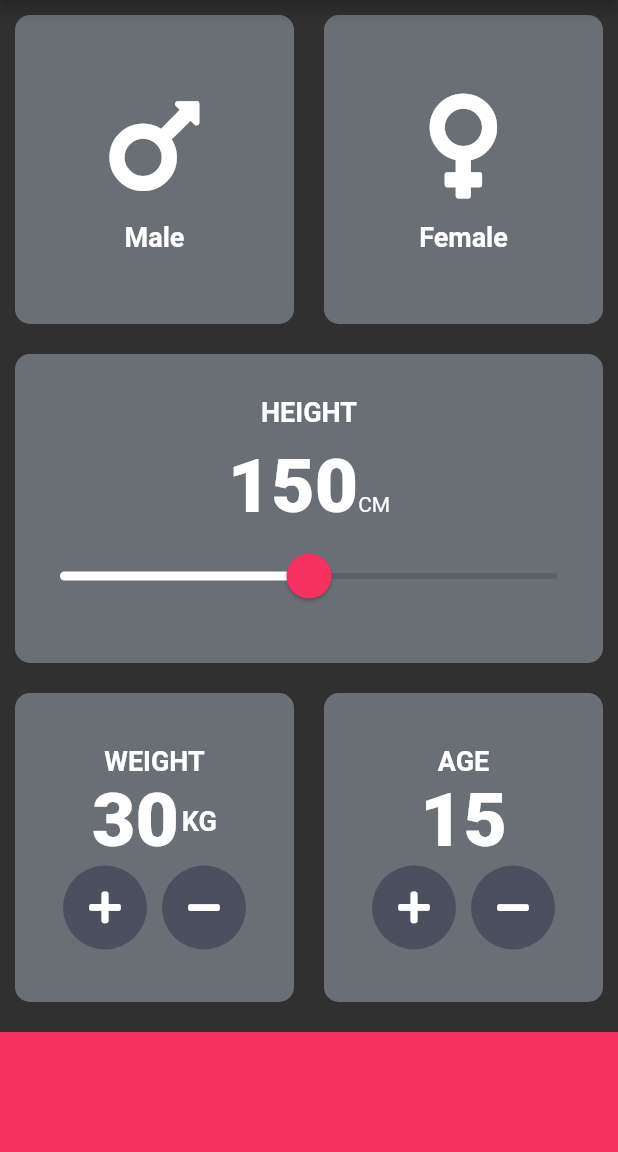
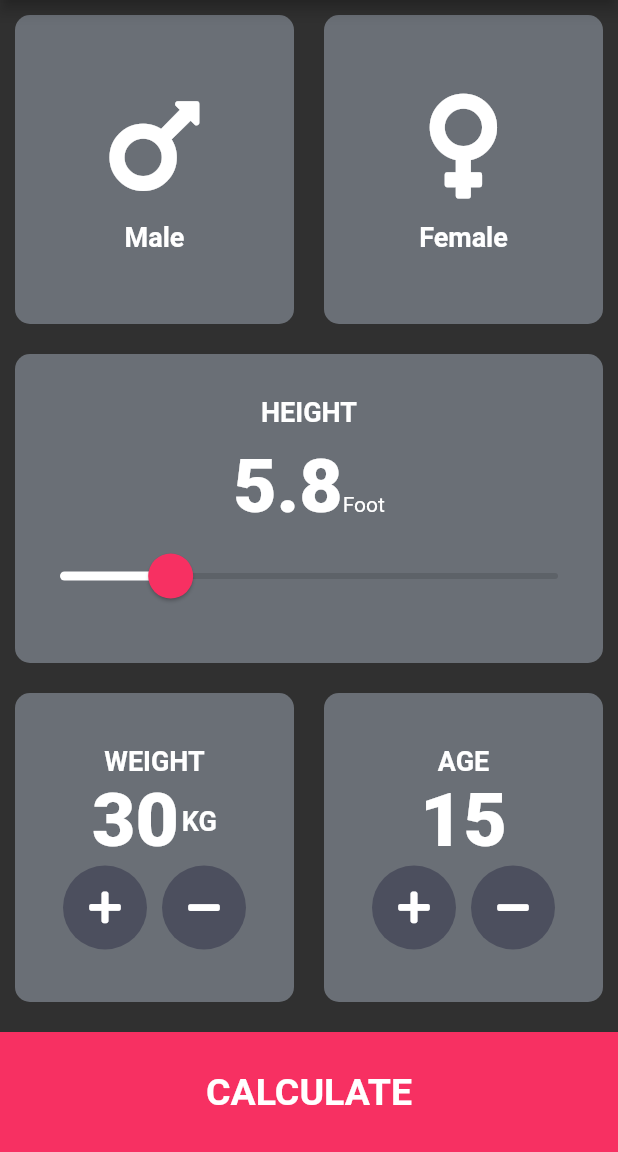
Before and after one commit to dikshit1435/bmi-calculator--master, a Flutter app: the screen it shows after launch, on a phone screen of 412 x 824 dp, the part 84-1236 px from its top. Run offline on Flutter 3.47's test engine with Material 2 defaults, Android fonts, the phone set to English and light mode, and no system bars; our stand-ins replace font_awesome_flutter.

Commit message:
app completed

```diff
--- /dev/null
+++ b/lib/BottomButton.dart
@@ -0,0 +1,26 @@
+import 'package:flutter/material.dart';
+import 'package:bmi_calculator/ConstantFile.dart';
+class BottomCard extends StatelessWidget {
+  final String buttonText;
+  final Function onClick;
+  BottomCard({this.buttonText,this.onClick});
+
+
+  @override
+  Widget build(BuildContext context) {
+    return GestureDetector(
+      onTap: onClick,
+      child: Container(
+        alignment: Alignment.center,
+        child: Text( buttonText,style: TextStyle(
+          fontSize: 25,
+          fontWeight: FontWeight.bold,
+
+        ),),
+        width: double.infinity,
+        color:  kBottomContainerColor,
+        height: kBottomContainerHeight,
+      ),
+    );
+  }
+}
--- /dev/null
+++ b/lib/BrainBMI.dart
@@ -0,0 +1,45 @@
+import 'dart:math';
+
+import 'package:flutter/material.dart';
+class AppBrain{
+  final double height;
+  final int weight;
+   double _result;
+  AppBrain({this.weight,this.height});
+
+
+  String calculate(){
+    _result = weight/pow(height*0.3048, 2);
+    return _result.toStringAsFixed(1);
+  }
+  String getResult(){
+    if(_result>=25)
+      {
+        return 'OverWeight';
+      }
+    else if(_result>=18){
+    return 'Normal';
+    }
+    else{
+      return'Weak';
+    }
+  }
+  String getComment(){
+    if(_result>=25)
+    {
+      return 'Need to be Workout Please start Running or gyming ';
+    }
+    else if(_result>=18){
+      return 'Healthy Body You doing great ';
+    }
+    else{
+      return'Please take some Healthy food Your Body is weak';
+    }
+  }
+
+
+
+
+
+
+}
--- a/lib/input.dart
+++ b/lib/input.dart
@@ -4,6 +4,9 @@ import 'ReusableCard.dart';
 import 'ReusableCardData.dart';
 import 'package:bmi_calculator/ConstantFile.dart';
 import 'RoundIconWidget.dart';
+import 'ResultPage.dart';
+import 'BottomButton.dart';
+import 'BrainBMI.dart';
 
 enum GenderType { male, female }
 
@@ -14,7 +17,7 @@ class InputPage extends StatefulWidget {
 
 class _InputPageState extends State<InputPage> {
   GenderType selectedGender;
- int height =150;
+ double height =5.8;
  int weight = 30;
  int age = 15;
 
@@ -77,8 +80,8 @@ class _InputPageState extends State<InputPage> {
                   textBaseline: TextBaseline.alphabetic,
 
                   children: [
-                    Text(height.toString(),style: kCardValuesStyle,),
-                    Text("CM")
+                    Text(height.toStringAsFixed(1),style: kCardValuesStyle,),
+                    Text("Foot")
                   ],
                 ),
                 SliderTheme( data: SliderTheme.of(context).copyWith(
@@ -90,13 +93,13 @@ class _InputPageState extends State<InputPage> {
                   overlayShape: RoundSliderOverlayShape(overlayRadius: 30.0)
                 ),
                   child: Slider(value: height.roundToDouble(),
-                  min: 100,
-                  max: 200,
+                  min: 2.0,
+                  max: 20.0,
 
 
                   onChanged: (newHeight){
                      setState(() {
-                       height=newHeight.round();
+                       height=newHeight.toDouble();
                      });
                   },),
                 )
@@ -198,11 +201,15 @@ class _InputPageState extends State<InputPage> {
             SizedBox(
               height: 10,
             ),
-            Container(
-              width: double.infinity,
-              color:  kBottomContainerColor,
-              height: kBottomContainerHeight,
-            )
+            BottomCard(buttonText:'CALCULATE',
+            onClick: (){
+              AppBrain brain =AppBrain(weight: weight,height: height);
+              Navigator.push(
+                  context,
+                  MaterialPageRoute(builder: (context) => ResultPage(result:brain.calculate(),resultText: brain.getResult(),resultComment: brain.getComment(),)
+                  )
+              );
+            },)
           ],
         ));
   }
```
Also changed, not shown: lib/ConstantFile.dart (+24 -0 lines), lib/ResultPage.dart (added, +70 -0 lines).
